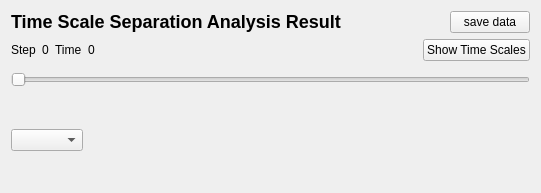
First picture: the form in copasi/UI/CQTSSAResultSubWidget.ui, repository copasi/COPASI, before the edit.
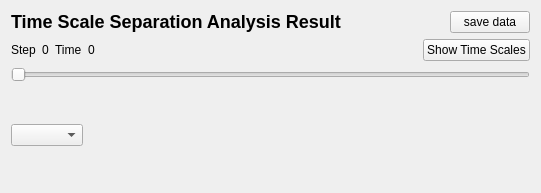
Second picture: the form after the edit. Custom widgets are drawn as their Qt base class.

Commit message: - ensure we don't have ginormous sliders for the TSSA result widget

```diff
--- a/copasi/UI/CQTSSAResultSubWidget.ui
+++ b/copasi/UI/CQTSSAResultSubWidget.ui
@@ -146,7 +146,7 @@
    <item>
     <widget class="QSlider" name="mpSlider">
      <property name="sizePolicy">
-      <sizepolicy hsizetype="Expanding" vsizetype="Minimum">
+      <sizepolicy hsizetype="Expanding" vsizetype="Fixed">
        <horstretch>0</horstretch>
        <verstretch>0</verstretch>
       </sizepolicy>
```
Left out of the diff: 2 changed lines with no effect on the pictures. The commit also changes 1 other file.
